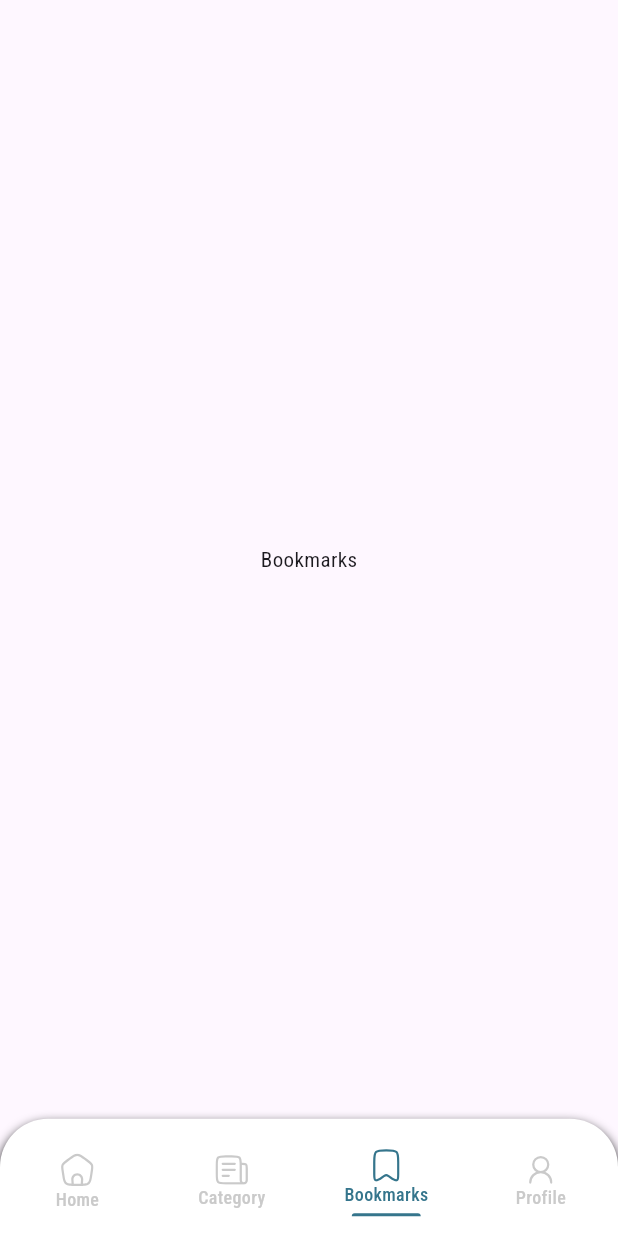
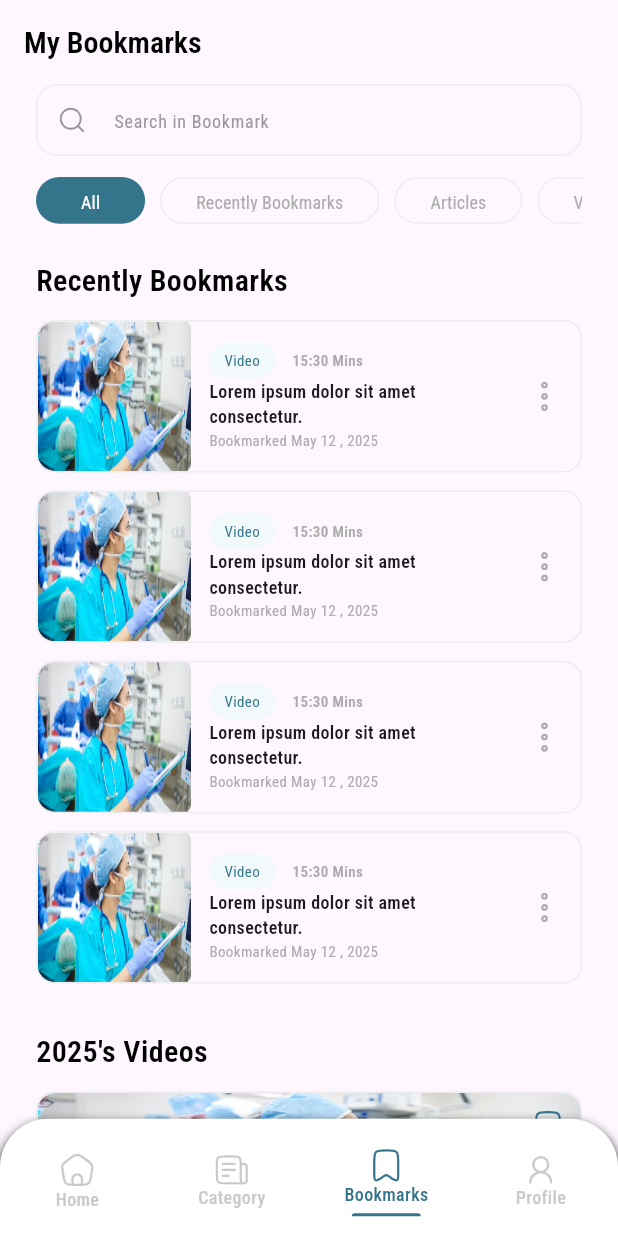
Before and after one commit to icomdeveloper/his-mobile, a Flutter app: the MainViewBody screen opened directly, item 3 of the bottom bar chosen, on a phone screen of 412 x 824 dp. Run offline on Flutter 3.47's test engine with Material 3 defaults, Android fonts, the light colour scheme and no system bars; our stand-ins replace dots_indicator, flutter_screenutil, flutter_svg; network calls fail.

Commit message:
- Finished Bookmarks feature UI - created article widget - created recently bookmarks widget

```diff
--- a/lib/core/utils/app_text_styles.dart
+++ b/lib/core/utils/app_text_styles.dart
@@ -14,6 +14,16 @@ abstract class Styles {
   static const regularRoboto8 = TextStyle(
     fontSize: 8,
     fontWeight: FontWeight.w400,
+    fontFamily: 'Roboto',
+  );
+  static const regularRoboto10 = TextStyle(
+    fontSize: 10,
+    fontWeight: FontWeight.w400,
+    fontFamily: 'Roboto',
+  );
+  static const semiBoldRoboto10 = TextStyle(
+    fontSize: 10,
+    fontWeight: FontWeight.w600,
     fontFamily: 'Roboto',
   );
   static const semiBoldPoppins14 = TextStyle(
--- a/lib/core/utils/assets.dart
+++ b/lib/core/utils/assets.dart
@@ -34,6 +34,14 @@ class Assets {
   /// assets/images/home.svg
   static const String assetsImagesHome = "assets/images/home.svg";
 
+  /// Assets for assetsImagesLink
+  /// assets/images/link.svg
+  static const String assetsImagesLink = "assets/images/link.svg";
+
+  /// Assets for assetsImagesMoreVert
+  /// assets/images/more_vert.svg
+  static const String assetsImagesMoreVert = "assets/images/more_vert.svg";
+
   /// Assets for assetsImagesOnBoarding1
   /// assets/images/on_boarding1.svg
   static const String assetsImagesOnBoarding1 = "assets/images/on_boarding1.svg";
--- /dev/null
+++ b/lib/core/widgets/build_app_bar.dart
@@ -0,0 +1,11 @@
+import 'package:flutter/material.dart';
+import 'package:his/core/utils/app_text_styles.dart';
+
+AppBar buildAppBar({required String title}) {
+  return AppBar(
+    title: Text(
+      title,
+      style: Styles.semiBoldRoboto20,
+    ),
+  );
+}
--- /dev/null
+++ b/lib/core/widgets/text_container_widget.dart
@@ -0,0 +1,26 @@
+import 'package:flutter/material.dart';
+import 'package:flutter_screenutil/flutter_screenutil.dart';
+import 'package:his/core/utils/app_colors.dart';
+import 'package:his/core/utils/app_text_styles.dart';
+
+class TextContainerWidget extends StatelessWidget {
+  const TextContainerWidget({
+    super.key,
+    required this.text,
+  });
+  final String text;
+  @override
+  Widget build(BuildContext context) {
+    return Container(
+      padding: const EdgeInsets.symmetric(horizontal: 10, vertical: 5),
+      decoration: BoxDecoration(
+        color: const Color(0xffF1F9FA),
+        borderRadius: BorderRadius.circular(12.r),
+      ),
+      child: Text(
+        text,
+        style: Styles.regularRoboto10.copyWith(color: AppColors.primaryColor),
+      ),
+    );
+  }
+}
--- /dev/null
+++ b/lib/features/bookmarks/presentation/view/bookmarks_view.dart
@@ -0,0 +1,24 @@
+import 'package:flutter/material.dart';
+import 'package:his/core/widgets/build_app_bar.dart';
+import 'package:his/features/bookmarks/presentation/view/widgets/bookmarks_view_body.dart';
+
+class BookmarksView extends StatelessWidget {
+  const BookmarksView({super.key, required this.navigatorKey});
+  final GlobalKey navigatorKey;
+  @override
+  Widget build(BuildContext context) {
+    return Navigator(
+      key: navigatorKey,
+      onGenerateRoute: (RouteSettings settings) {
+        return MaterialPageRoute(
+          settings: settings,
+          builder: (BuildContext context) {
+            return Scaffold(
+                appBar: buildAppBar(title: 'My Bookmarks'),
+                body: const BookmarksViewBody());
+          },
+        );
+      },
+    );
+  }
+}
--- /dev/null
+++ b/lib/features/bookmarks/presentation/view/widgets/bookmarks_view_body.dart
@@ -0,0 +1,128 @@
+import 'package:flutter/material.dart';
+import 'package:flutter_screenutil/flutter_screenutil.dart';
+import 'package:his/core/utils/app_text_styles.dart';
+import 'package:his/features/bookmarks/presentation/view/widgets/articles_sliver_list.dart';
+import 'package:his/features/bookmarks/presentation/view/widgets/recently_bookmarks_sliver_list.dart';
+import 'package:his/features/category/presentation/view/widgets/category_list.dart';
+import 'package:his/features/home/presentation/view/widgets/custom_text_field.dart';
+import 'package:his/features/home/presentation/view/widgets/recommended_videos_list.dart';
+
+class BookmarksViewBody extends StatefulWidget {
+  const BookmarksViewBody({super.key});
+
+  @override
+  State<BookmarksViewBody> createState() => _BookmarksViewBodyState();
+}
+
+class _BookmarksViewBodyState extends State<BookmarksViewBody> {
+  int index = 0;
+  @override
+  Widget build(BuildContext context) {
+    return Padding(
+      padding: const EdgeInsets.symmetric(horizontal: 24),
+      child: CustomScrollView(
+        keyboardDismissBehavior: ScrollViewKeyboardDismissBehavior.onDrag,
+        slivers: [
+          const SliverToBoxAdapter(
+            child: Column(
+              children: [
+                CustomTextField(hintText: 'Search in Bookmark'),
+                SizedBox(
+                  height: 14,
+                ),
+              ],
+            ),
+          ),
+          SliverToBoxAdapter(
+            child: SizedBox(
+                height: 32.h,
+                width: double.infinity,
+                child: CategoriesList(
+                  categoryList: const [
+                    'All',
+                    'Recently Bookmarks',
+                    'Articles',
+                    'Videos',
+                  ],
+                  onItemTapped: (int value) {
+                    setState(() {
+                      index = value;
+                    });
+                  },
+                )),
+          ),
+          index == 0 || index == 1
+              ? SliverToBoxAdapter(
+                  child: Column(
+                    crossAxisAlignment: CrossAxisAlignment.start,
+                    children: [
+                      SizedBox(
+                        height: 24.h,
+                      ),
+                      const Text(
+                        'Recently Bookmarks',
+                        style: Styles.semiBoldRoboto20,
+                      ),
+                      SizedBox(
+                        height: 12.h,
+                      ),
+                    ],
+                  ),
+                )
+              : const SliverToBoxAdapter(child: SizedBox.shrink()),
+          index == 0 || index == 1
+              ? const RecentlyBookMarksSliverList()
+              : const SliverToBoxAdapter(child: SizedBox.shrink()),
+          index == 0 || index == 3
+              ? SliverToBoxAdapter(
+                  child: Column(
+                    crossAxisAlignment: CrossAxisAlignment.start,
+                    children: [
+                      SizedBox(
+                        height: 32.h,
+                      ),
+                      const Text(
+                        '2025\'s Videos',
+                        style: Styles.semiBoldRoboto20,
+                      ),
+                      SizedBox(
+                        height: 12.h,
+                      ),
+                    ],
+                  ),
+                )
+              : const SliverToBoxAdapter(child: SizedBox.shrink()),
+          index == 0 || index == 3
+              ? const RecommendedVideosList()
+              : const SliverToBoxAdapter(child: SizedBox.shrink()),
+          index == 0 || index == 2
+              ? SliverToBoxAdapter(
+                  child: Column(
+                    crossAxisAlignment: CrossAxisAlignment.start,
+                    children: [
+                      SizedBox(
+                        height: 32.h,
+                      ),
+                      const Text(
+                        'Saved Articles',
+                        style: Styles.semiBoldRoboto20,
+                      ),
+                      SizedBox(
+                        height: 12.h,
+                      ),
+                    ],
+                  ),
+                )
+              : const SliverToBoxAdapter(child: SizedBox.shrink()),
+          index == 0 || index == 2
+              ? const ArticlesSliverList()
+              : const SliverToBoxAdapter(child: SizedBox.shrink()),
+          const SliverToBoxAdapter(
+              child: SizedBox(
+            height: 24,
+          )),
+        ],
+      ),
+    );
+  }
+}
--- /dev/null
+++ b/lib/features/bookmarks/presentation/view/widgets/recently_bookmarks_widget.dart
@@ -0,0 +1,89 @@
+import 'package:flutter/material.dart';
+import 'package:flutter_screenutil/flutter_screenutil.dart';
+import 'package:flutter_svg/svg.dart';
+import 'package:his/core/utils/app_colors.dart';
+import 'package:his/core/utils/app_text_styles.dart';
+import 'package:his/core/utils/assets.dart';
+import 'package:his/core/widgets/text_container_widget.dart';
+
+class RecentlyBookMarksWidget extends StatelessWidget {
+  const RecentlyBookMarksWidget({
+    super.key,
+  });
+
+  @override
+  Widget build(BuildContext context) {
+    return Container(
+      width: double.infinity,
+      decoration: ShapeDecoration(
+        shape: RoundedRectangleBorder(
+          borderRadius: BorderRadius.circular(12),
+          side: const BorderSide(color: Color(0xffEDEDED), width: 1),
+        ),
+      ),
+      child: Row(
+        children: [
+          SizedBox(
+            width: 97.w,
+            child: AspectRatio(
+              aspectRatio: 97.w / 102.h,
+              child: ClipRRect(
+                borderRadius: BorderRadius.only(
+                  topLeft: Radius.circular(12.r),
+                  bottomLeft: Radius.circular(12.r),
+                ),
+                child: Image.asset(Assets.assetsImagesDoctestimage,
+                    fit: BoxFit.fill),
+              ),
+            ),
+          ),
+          const SizedBox(width: 12),
+          ConstrainedBox(
+            constraints: BoxConstraints(
+              maxWidth:
+                  MediaQuery.of(context).size.width - (97.w + 12 + 48 + 50),
+            ),
+            child: Column(
+              mainAxisAlignment: MainAxisAlignment.start,
+              crossAxisAlignment: CrossAxisAlignment.start,
+              children: [
+                Row(
+                  children: [
+                    const TextContainerWidget(
+                      text: 'Video',
+                    ),
+                    SizedBox(
+                      width: 11.w,
+                    ),
+                    Text(
+                      '15:30 Mins ',
+                      style: Styles.semiBoldRoboto10
+                          .copyWith(color: AppColors.grey),
+                    ),
+                  ],
+                ),
+                const Text(
+                  'Lorem ipsum dolor sit amet consectetur.',
+                  overflow: TextOverflow.ellipsis,
+                  maxLines: 3,
+                  style: Styles.semiBoldRoboto12,
+                ),
+                Text(
+                  'Bookmarked May 12 , 2025',
+                  style: Styles.regularRoboto10.copyWith(
+                    color: AppColors.grey,
+                  ),
+                ),
+              ],
+            ),
+          ),
+          const Spacer(),
+          IconButton(
+            icon: SvgPicture.asset(Assets.assetsImagesMoreVert),
+            onPressed: () {},
+          ),
+        ],
+      ),
+    );
+  }
+}
--- a/lib/features/category/presentation/view/widgets/category_list.dart
+++ b/lib/features/category/presentation/view/widgets/category_list.dart
@@ -3,8 +3,10 @@ import 'package:his/core/utils/app_colors.dart';
 import 'package:his/core/utils/app_text_styles.dart';
 
 class CategoriesList extends StatefulWidget {
-  const CategoriesList({super.key});
-
+  const CategoriesList(
+      {super.key, required this.categoryList, required this.onItemTapped});
+  final List<String> categoryList;
+  final ValueChanged<int> onItemTapped;
   @override
   State<CategoriesList> createState() => _CategoriesListState();
 }
@@ -15,7 +17,7 @@ class _CategoriesListState extends State<CategoriesList> {
   Widget build(BuildContext context) {
     return ListView.builder(
       scrollDirection: Axis.horizontal,
-      itemCount: categories.length,
+      itemCount: widget.categoryList.length,
       itemBuilder: (context, index) {
         return Padding(
           padding: const EdgeInsets.only(right: 10),
@@ -38,13 +40,14 @@ class _CategoriesListState extends State<CategoriesList> {
                 } else {
                   selectedIndex = index;
                 }
+                widget.onItemTapped(index);
               });
             },
             child: Padding(
               padding: EdgeInsets.symmetric(
                   horizontal: index == selectedIndex ? 18 : 12),
               child: Text(
-                categories[index],
+                widget.categoryList[index],
                 style: Styles.regularRoboto12.copyWith(
                   color: index == selectedIndex ? Colors.white : AppColors.grey,
                 ),
@@ -55,13 +58,4 @@ class _CategoriesListState extends State<CategoriesList> {
       },
     );
   }
-
-  List<String> categories = [
-    '2025',
-    '2024',
-    '2023',
-    '2022',
-    '2021',
-    '2020',
-  ];
 }
--- a/lib/features/home/presentation/view/recommended_videos_view.dart
+++ b/lib/features/home/presentation/view/recommended_videos_view.dart
@@ -27,7 +27,7 @@ class RecommendedVideosView extends StatelessWidget {
       ),
       body: const Padding(
         padding: EdgeInsets.symmetric(horizontal: 24),
-        child: RecommendedVideosList(),
+        child: CustomScrollView(slivers: [RecommendedVideosList()]),
       ),
     );
   }
--- a/lib/features/main_screen/presentation/view/widgets/main_view_body.dart
+++ b/lib/features/main_screen/presentation/view/widgets/main_view_body.dart
@@ -3,6 +3,7 @@ import 'dart:developer';
 import 'package:flutter/material.dart';
 import 'package:flutter/services.dart';
 import 'package:his/core/helpers/indexed_stack_provider.dart';
+import 'package:his/features/bookmarks/presentation/view/bookmarks_view.dart';
 import 'package:his/features/category/presentation/view/category_view.dart';
 import 'package:his/features/home/presentation/view/home_view.dart';
 import 'package:his/features/main_screen/presentation/view/widgets/custom_bottom_nav_bar.dart';
@@ -30,9 +31,7 @@ class _MainViewBodyState extends State<MainViewBody> {
     List<Widget> screens = [
       HomeView(navigatorKey: navigatorKeys[0]!),
       CategoryView(navigatorKey: navigatorKeys[1]!),
-      const Center(
-        child: Text('Bookmarks'),
-      ),
+      BookmarksView(navigatorKey: navigatorKeys[2]!),
       const Center(
         child: Text('Profile'),
       ),
--- a/lib/main.dart
+++ b/lib/main.dart
@@ -1,7 +1,6 @@
 import 'package:flutter/material.dart';
 import 'package:flutter_screenutil/flutter_screenutil.dart';
 import 'package:his/core/services/app_routes.dart';
-import 'package:his/features/main_screen/presentation/view/main_view.dart';
 
 import 'features/on_boarding/presentation/view/on_boarding_view.dart';
 
@@ -20,7 +19,7 @@
       builder: (context, child) => const MaterialApp(
         debugShowCheckedModeBanner: false,
         onGenerateRoute: onGenerateRoute,
-        initialRoute: MainView.routeName,
+        initialRoute: OnBoardingView.routeName,
       ),
     );
   }
```
Also changed, not shown: lib/features/bookmarks/presentation/view/widgets/article_widget.dart (added, +88 -0 lines), lib/features/bookmarks/presentation/view/widgets/articles_sliver_list.dart (added, +17 -0 lines), lib/features/bookmarks/presentation/view/widgets/recently_bookmarks_sliver_list.dart (added, +15 -0 lines), lib/features/category/presentation/view/category_view.dart (+2 -7 lines), lib/features/category/presentation/view/widgets/category_view_body.dart (+11 -1 lines), lib/features/home/presentation/view/widgets/recommended_videos_list.dart (+6 -5 lines), assets/images/link.svg (added), assets/images/more_vert.svg (added), 1 other file.
